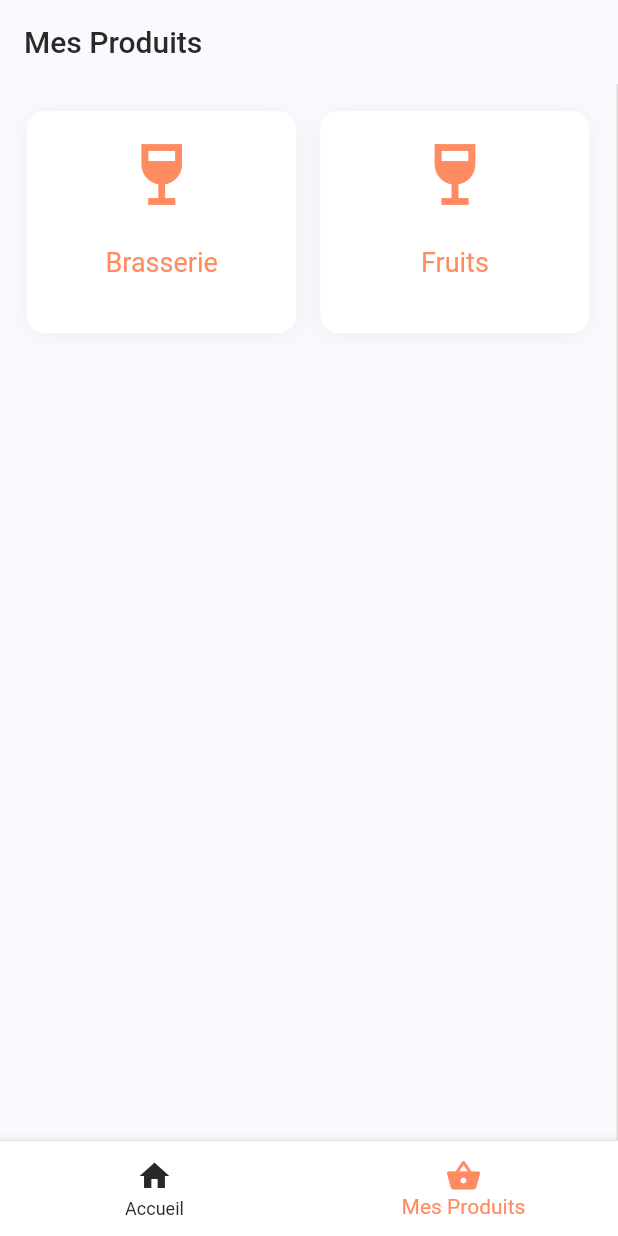
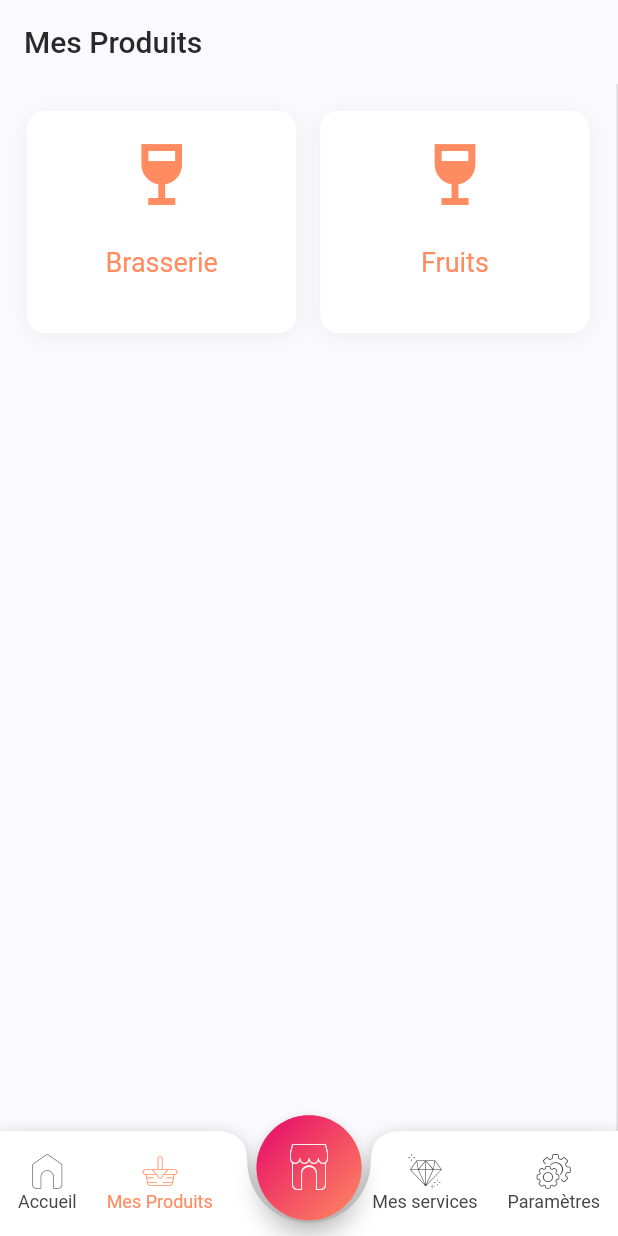
Before and after one commit to Le-Chemin-du-Local/Application, a Flutter app: the screen it shows after launch, after a tap on "Lister mes produits", on a phone screen of 412 x 824 dp. Run offline on Flutter 3.47's test engine with Material 2 defaults, Android fonts, the light colour scheme and no system bars; our stand-ins replace flutter_riverpod.

Commit message:
💄 Update the mobile app bar

```diff
--- a/lib/core/main_page/main_page.dart
+++ b/lib/core/main_page/main_page.dart
@@ -5,12 +5,16 @@ import 'package:chemin_du_local/core/main_page/widgets/menu_drawer.dart';
 import 'package:chemin_du_local/features/dashboard/dashboard_page.dart';
 import 'package:chemin_du_local/features/products/products_controller.dart';
 import 'package:chemin_du_local/features/products/products_main_page.dart';
+import 'package:chemin_du_local/presentation/c_l_icons_icons.dart';
 import 'package:flutter/material.dart';
 import 'package:flutter_riverpod/flutter_riverpod.dart';
 
 const Map<PagesId, PageItem> pagesItem = {
-    PagesId.dashboard: PageItem(id: PagesId.dashboard, title: "Accueil", appBarTitle: "Bienvenue Guillaume", icon: Icons.home),
-    PagesId.products: PageItem(id: PagesId.products, title: "Mes Produits", appBarTitle: "Mes Produits", icon: Icons.shopping_basket),
+    PagesId.dashboard: PageItem(id: PagesId.dashboard, title: "Accueil", appBarTitle: "Bienvenue Guillaume", icon: CLIcons.accueil),
+    PagesId.products: PageItem(id: PagesId.products, title: "Mes Produits", appBarTitle: "Mes Produits", icon: CLIcons.mesproduits),
+    PagesId.page: PageItem(id: PagesId.page, title: "Ma Page", appBarTitle: "Gérer ma page", icon: CLIcons.mapage),
+    PagesId.services: PageItem(id: PagesId.services, title: "Mes services", appBarTitle: "Gérer mes services", icon: CLIcons.messervices),
+    PagesId.settings: PageItem(id: PagesId.settings, title: "Paramètres", appBarTitle: "Paramètres", icon: CLIcons.parametres)
 };
 
 class MainPage extends ConsumerStatefulWidget {
@@ -47,10 +51,9 @@ class _MainPageState extends ConsumerState<MainPage> {
       builder: (context, constraints) {
         bool useBigLayout = constraints.maxWidth >= ScreenHelper.breakpointPC;
 
-        return Column(
-          mainAxisSize: MainAxisSize.min,
+        return Stack(
           children: [
-            Expanded(
+            Positioned.fill(
               child: Row(
                 mainAxisSize: MainAxisSize.min,
                 crossAxisAlignment: CrossAxisAlignment.center,
@@ -93,17 +96,9 @@ class _MainPageState extends ConsumerState<MainPage> {
               ),
             ),
             if (!useBigLayout)
-              Container(
-                height: 64,
-                decoration: BoxDecoration(
-                  color: Theme.of(context).scaffoldBackgroundColor,
-                  border: const Border(
-                    top: BorderSide(
-                      color: Color(0xffd9d9d9),
-                      width: 0.5
-                    )
-                  )
-                ),
+              Positioned(
+                bottom: 0,
+                left: 0,
                 child: custom.BottomAppBar(
                   currentPageId: _currentPageId,
                   onSelectedPage: (page) {
--- a/lib/core/main_page/page_item.dart
+++ b/lib/core/main_page/page_item.dart
@@ -1,6 +1,6 @@
 import 'package:flutter/cupertino.dart';
 
-enum PagesId { dashboard, products }
+enum PagesId { dashboard, products, page, services, settings }
 
 @immutable
 class PageItem {
--- a/lib/core/main_page/widgets/bottom_app_bar.dart
+++ b/lib/core/main_page/widgets/bottom_app_bar.dart
@@ -1,5 +1,7 @@
 import 'package:chemin_du_local/core/main_page/main_page.dart';
 import 'package:chemin_du_local/core/main_page/page_item.dart';
+import 'package:chemin_du_local/core/main_page/widgets/bottom_app_bar_painter.dart';
+import 'package:chemin_du_local/presentation/c_l_icons_icons.dart';
 import 'package:chemin_du_local/theme/palette.dart';
 import 'package:flutter/material.dart';
 
@@ -15,37 +17,160 @@ class BottomAppBar extends StatelessWidget {
 
   final List<PagesId> pageIds = const [
     PagesId.dashboard,
-    PagesId.products
+    PagesId.products,
+    PagesId.page,
+    PagesId.services,
+    PagesId.settings
   ];
 
   @override
   Widget build(BuildContext context) {
-    return BottomNavigationBar(
-      items: [
-        _buildItem(
-          icon: pagesItem[PagesId.dashboard]!.icon,
-          label: pagesItem[PagesId.dashboard]!.title
-        ),
-        _buildItem(
-          icon: pagesItem[PagesId.products]!.icon,
-          label: pagesItem[PagesId.products]!.title
-        ),
-      ],
-      unselectedItemColor: Palette.colorDark,
-      selectedItemColor: Palette.colorPrimary,
-      backgroundColor: Theme.of(context).cardColor,
-      currentIndex: pageIds.indexOf(currentPageId),
-      onTap: (index) => onSelectedPage(pageIds[index]),
+    final Size size = MediaQuery.of(context).size;
+    const double height = 70;
+
+    return Container(
+      width: size.width,
+      height: height,
+      color: Colors.transparent,
+      child: Stack(
+        children: [
+          // The shape of the app bar
+          CustomPaint(
+            size: Size(size.width, height),
+            painter: BottomAppBarPainter(),
+          ),
+
+          // The middle button
+          Center(
+            heightFactor: 0.7,
+            child: SizedBox(
+              width: size.width * 0.17,
+              height: size.width * 0.17,
+              child: FloatingActionButton(
+                onPressed: () => onSelectedPage(PagesId.page),
+                child: Container(
+                  width: size.width * 0.17,
+                  height: size.width * 0.17,
+                  decoration: const BoxDecoration(
+                    shape: BoxShape.circle,
+                    gradient: Palette.gradientPrimary
+                  ),
+                  child: const Icon(
+                    CLIcons.mapage,
+                    color: Palette.colorWhite,
+                    size: 32,
+                  ),
+                ),
+              ),
+            ),
+          ),
+
+          // The other items
+          SizedBox(
+            width: size.width,
+            height: height,
+            child: Row(
+              mainAxisAlignment: MainAxisAlignment.spaceEvenly,
+              children: [
+                _buildItem(context, pageId: PagesId.dashboard),
+                _buildItem(context, pageId: PagesId.products),
+                SizedBox(width: size.width * 0.2,),
+                _buildItem(context, pageId: PagesId.services),
+                _buildItem(context, pageId: PagesId.settings),
+              ],
+            ),
+          )
+        ],
+      ),
     );
   }
 
-  BottomNavigationBarItem _buildItem({
-    required IconData icon,
-    required String label,
-  }) {
-    return BottomNavigationBarItem(
-      icon: Icon(icon),
-      label: label
+  Widget _buildItem(BuildContext context, {required PagesId pageId}) {
+    final String text = pagesItem[pageId]?.title ?? "Inconnue";
+    final IconData icon = pagesItem[pageId]?.icon ?? CLIcons.accueil;
+
+    return Material(
+      color: Colors.transparent,
+      child: Padding(
+        padding: const EdgeInsets.all(8.0),
+        child: Column(
+          mainAxisSize: MainAxisSize.min,
+          children: [
+            Flexible(
+              child: IconButton(
+                padding: EdgeInsets.zero,
+                constraints: const BoxConstraints(),
+                icon: Icon(
+                  icon,
+                  color: (currentPageId == pageId) ? Theme.of(context).primaryColor : Palette.colorDarkGrey,
+                ),
+                onPressed: () {
+                  onSelectedPage(pageId);
+                },
+              ),
+            ),
+            const SizedBox(
+              height: 1,
+            ),
+            Flexible(
+              child: Text(
+                text,
+                style: TextStyle(
+                  color: (currentPageId == pageId) ? Theme.of(context).primaryColor : Palette.colorDarkGrey,
+                  fontSize: 12
+                ),
+              ),
+            )
+          ]
+        ),
+      ),
     );
   }
 }
+
+// class BottomAppBar extends StatelessWidget {
+//   const BottomAppBar({
+//     Key? key,
+//     required this.onSelectedPage,
+//     required this.currentPageId
+//   }) : super(key: key);
+
+//   final Function(PagesId) onSelectedPage;
+//   final PagesId currentPageId;
+
+//   final List<PagesId> pageIds = const [
+//     PagesId.dashboard,
+//     PagesId.products
+//   ];
+
+//   @override
+//   Widget build(BuildContext context) {
+//     return BottomNavigationBar(
+//       items: [
+//         _buildItem(
+//           icon: pagesItem[PagesId.dashboard]!.icon,
+//           label: pagesItem[PagesId.dashboard]!.title
+//         ),
+//         _buildItem(
+//           icon: pagesItem[PagesId.products]!.icon,
+//           label: pagesItem[PagesId.products]!.title
+//         ),
+//       ],
+//       unselectedItemColor: Palette.colorDark,
+//       selectedItemColor: Palette.colorPrimary,
+//       backgroundColor: Theme.of(context).cardColor,
+//       currentIndex: pageIds.indexOf(currentPageId),
+//       onTap: (index) => onSelectedPage(pageIds[index]),
+//     );
+//   }
+
+//   BottomNavigationBarItem _buildItem({
+//     required IconData icon,
+//     required String label,
+//   }) {
+//     return BottomNavigationBarItem(
+//       icon: Icon(icon),
+//       label: label
+//     );
+//   }
+// }
--- /dev/null
+++ b/lib/core/main_page/widgets/bottom_app_bar_painter.dart
@@ -0,0 +1,36 @@
+import 'package:chemin_du_local/theme/palette.dart';
+import 'package:flutter/cupertino.dart';
+
+class BottomAppBarPainter extends CustomPainter {
+  @override
+  void paint(Canvas canvas, Size size) {
+    // TODO: adaapt for dark theme
+    final Paint paint = Paint();
+    paint.color = Palette.colorWhite;
+    paint.style = PaintingStyle.fill;
+
+    final path = Path();
+    path.moveTo(0, 0);
+    path.lineTo(size.width * 0.35, 0);
+    // path.quadraticBezierTo(size.width * 0.20, 0, size.width * 0.35, 0);
+    path.quadraticBezierTo(size.width * 0.4, 0, size.width * 0.4, 20);
+    path.arcToPoint(
+      Offset(size.width * 0.6, 20),
+      radius: const Radius.circular(10),
+      clockwise: false
+    );
+    path.quadraticBezierTo(size.width * 0.6, 0, size.width * 0.65, 0);
+    path.lineTo(size.width, 0);
+    path.lineTo(size.width, size.height);
+    path.lineTo(0, size.height);
+    path.close();
+
+    canvas.drawShadow(path, Palette.colorDark, 7, true);
+    canvas.drawPath(path, paint);
+  }
+
+  @override
+  bool shouldRepaint(covariant CustomPainter oldDelegate) {
+    return false;
+  }
+}
--- /dev/null
+++ b/lib/presentation/c_l_icons_icons.dart
@@ -0,0 +1,46 @@
+/// Flutter icons CLIcons
+/// Copyright (C) 2022 by original authors @ fluttericon.com, fontello.com
+/// This font was generated by FlutterIcon.com, which is derived from Fontello.
+///
+/// To use this font, place it in your fonts/ directory and include the
+/// following in your pubspec.yaml
+///
+/// flutter:
+///   fonts:
+///    - family:  CLIcons
+///      fonts:
+///       - asset: fonts/CLIcons.ttf
+///
+///
+///
+import 'package:flutter/widgets.dart';
+
+class CLIcons {
+  CLIcons._();
+
+  static const _kFontFam = 'CLIcons';
+  static const String? _kFontPkg = null;
+
+  static const IconData accueil = IconData(0xe800, fontFamily: _kFontFam, fontPackage: _kFontPkg);
+  static const IconData bierescidres = IconData(0xe801, fontFamily: _kFontFam, fontPackage: _kFontPkg);
+  static const IconData bio = IconData(0xe802, fontFamily: _kFontFam, fontPackage: _kFontPkg);
+  static const IconData boissonssansalcool = IconData(0xe803, fontFamily: _kFontFam, fontPackage: _kFontPkg);
+  static const IconData boulangeriepain = IconData(0xe804, fontFamily: _kFontFam, fontPackage: _kFontPkg);
+  static const IconData cadena = IconData(0xe805, fontFamily: _kFontFam, fontPackage: _kFontPkg);
+  static const IconData clickandcollect = IconData(0xe806, fontFamily: _kFontFam, fontPackage: _kFontPkg);
+  static const IconData epicescondiments = IconData(0xe807, fontFamily: _kFontFam, fontPackage: _kFontPkg);
+  static const IconData fruits = IconData(0xe808, fontFamily: _kFontFam, fontPackage: _kFontPkg);
+  static const IconData horticulture = IconData(0xe809, fontFamily: _kFontFam, fontPackage: _kFontPkg);
+  static const IconData legumes = IconData(0xe80a, fontFamily: _kFontFam, fontPackage: _kFontPkg);
+  static const IconData logout = IconData(0xe80b, fontFamily: _kFontFam, fontPackage: _kFontPkg);
+  static const IconData mapage = IconData(0xe80c, fontFamily: _kFontFam, fontPackage: _kFontPkg);
+  static const IconData mesproduits = IconData(0xe80d, fontFamily: _kFontFam, fontPackage: _kFontPkg);
+  static const IconData messervices = IconData(0xe80e, fontFamily: _kFontFam, fontPackage: _kFontPkg);
+  static const IconData parametres = IconData(0xe80f, fontFamily: _kFontFam, fontPackage: _kFontPkg);
+  static const IconData produitslaitiers = IconData(0xe810, fontFamily: _kFontFam, fontPackage: _kFontPkg);
+  static const IconData produitsmer = IconData(0xe811, fontFamily: _kFontFam, fontPackage: _kFontPkg);
+  static const IconData specialitessalees = IconData(0xe812, fontFamily: _kFontFam, fontPackage: _kFontPkg);
+  static const IconData specialitessucrees = IconData(0xe813, fontFamily: _kFontFam, fontPackage: _kFontPkg);
+  static const IconData viandes = IconData(0xe814, fontFamily: _kFontFam, fontPackage: _kFontPkg);
+  static const IconData vinsspiritueux = IconData(0xe815, fontFamily: _kFontFam, fontPackage: _kFontPkg);
+}
--- a/lib/theme/palette.dart
+++ b/lib/theme/palette.dart
@@ -15,4 +15,13 @@ class Palette {
   static const Color colorPrimary = colorOrange;
 
   static const Color colorDarkGrey = Color(0xff454545);
+
+  static const LinearGradient gradientPrimary = LinearGradient(
+    colors: [
+      Color(0xffe60669),
+      Color(0xffff8c60)
+    ],
+    begin: Alignment(-1.0, -1.0),
+    end: Alignment(1, 1)
+  );
 }
--- a/pubspec.yaml
+++ b/pubspec.yaml
@@ -66,6 +66,10 @@ flutter:
   # "family" key with the font family name, and a "fonts" key with a
   # list giving the asset and other descriptors for the font. For
   # example:
+  fonts:
+    - family:  CLIcons
+      fonts:
+        - asset: fonts/CLIcons.ttf
   # fonts:
   #   - family: Schyler
   #     fonts:
```
Also changed, not shown: fonts/CLIcons.ttf (added).
